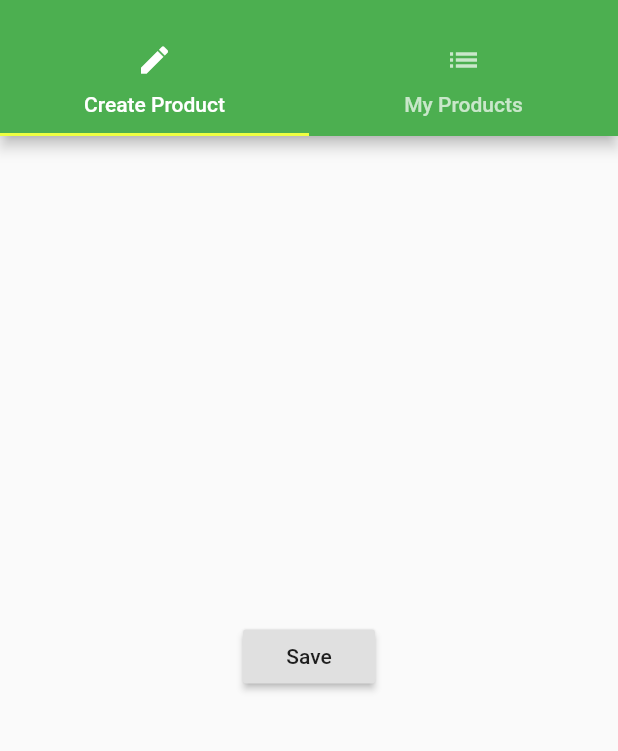
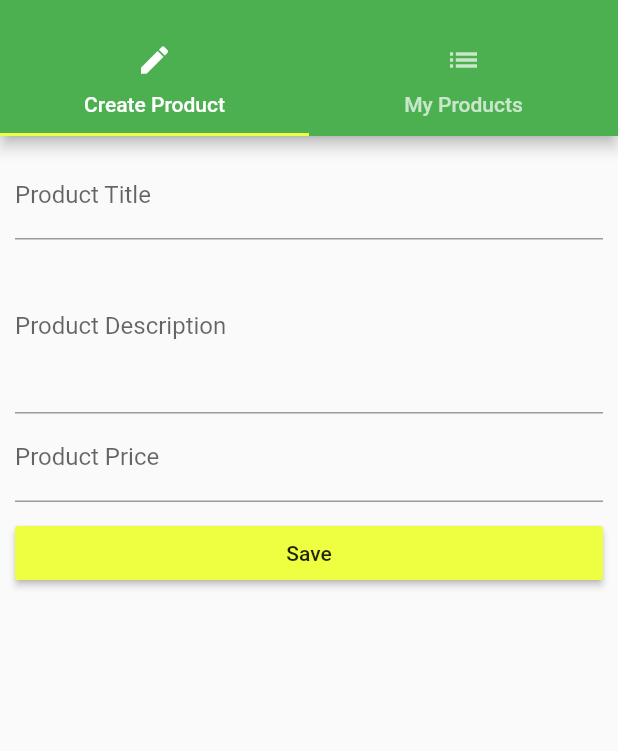
Before and after one commit to marious9/flutter_tut, a Flutter app: the ProductsAdminPage screen opened by its route, on a phone screen of 412 x 824 dp, the part 59-810 px from its top. Run offline on Flutter 3.47's test engine with Material 2 defaults, Android fonts, the phone set to English and light mode, and no system bars.

Commit message:
Added first inputs

```diff
--- a/lib/pages/product_create.dart
+++ b/lib/pages/product_create.dart
@@ -1,19 +1,70 @@
 import 'package:flutter/material.dart';
 
-class ProductCreatePage extends StatelessWidget {
+class ProductCreatePage extends StatefulWidget {
+  final Function addProduct;
+
+  ProductCreatePage(this.addProduct);
+
+  @override
+  State<StatefulWidget> createState() {
+    return _ProductCreatePage();
+  }
+}
+
+class _ProductCreatePage extends State<ProductCreatePage> {
+  String _titleValue = '';
+  String _descriptionValue = '';
+  double _priceValue = 0.0;
+
   @override
   Widget build(BuildContext context) {
-    return Center(
-      child: RaisedButton(
-        child: Text('Save'),
-        onPressed: () {
-          showModalBottomSheet(
-              context: context,
-              builder: (BuildContext context) {
-                return Center(child: Text('This is a Modal'));
-              });
-        },
-      ),
-    );
+    return Container(
+        margin: EdgeInsets.all(10.0),
+        child: ListView(
+          children: <Widget>[
+            TextField(
+              decoration: InputDecoration(labelText: 'Product Title'),
+              onChanged: (String value) {
+                setState(() {
+                  _titleValue = value;
+                });
+              },
+            ),
+            TextField(
+              decoration: InputDecoration(labelText: 'Product Description'),
+              maxLines: 4,
+              onChanged: (String value) {
+                setState(() {
+                  _descriptionValue = value;
+                });
+              },
+            ),
+            TextField(
+              decoration: InputDecoration(labelText: 'Product Price'),
+              keyboardType: TextInputType.number,
+              onChanged: (String value) {
+                setState(() {
+                  _priceValue = double.parse(value);
+                });
+              },
+            ),
+            SizedBox(
+              height: 10.0,
+            ),
+            RaisedButton(
+                child: Text('Save'),
+                color: Theme.of(context).accentColor,
+                onPressed: () {
+                  final Map<String, dynamic> product = {
+                    'title': _titleValue,
+                    'description': _descriptionValue,
+                    'price': _priceValue,
+                    'image': 'assets/coconut-oil.jpg'
+                  };
+                  widget.addProduct(product);
+                  Navigator.pushReplacementNamed(context, '/');
+                })
+          ],
+        ));
   }
 }
--- a/lib/pages/products_admin.dart
+++ b/lib/pages/products_admin.dart
@@ -1,10 +1,14 @@
 import 'package:flutter/material.dart';
 
-import './products.dart';
 import './product_create.dart';
 import './product_list.dart';
 
 class ProductsAdminPage extends StatelessWidget {
+  final Function addProduct;
+  final Function deleteProducts;
+
+  ProductsAdminPage(this.addProduct, this.deleteProducts);
+
   @override
   Widget build(BuildContext context) {
     return DefaultTabController(
@@ -43,7 +47,7 @@ class ProductsAdminPage extends StatelessWidget {
         ),
         body: TabBarView(
           children: <Widget>[
-            ProductCreatePage(),
+            ProductCreatePage(addProduct),
             ProductListPage(),
           ],
         )
```
Also changed, not shown: lib/main.dart (+7 -7 lines), lib/pages/auth.dart (+50 -9 lines), lib/pages/products.dart (+10 -5 lines), lib/product_control.dart (deleted, +0 -22 lines), lib/product_manager.dart (+3 -10 lines), lib/products.dart (+6 -15 lines).
